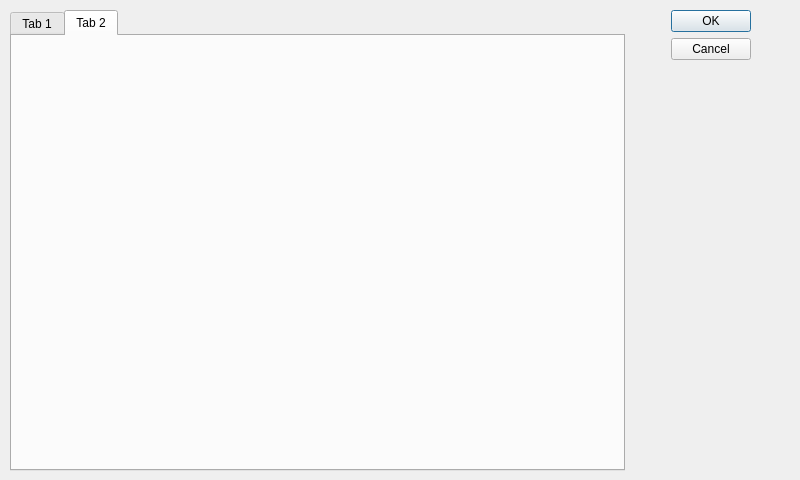
Above: dialog_options.ui from Axelm3sh/Bounce-E before the change. Below: the same form after it.
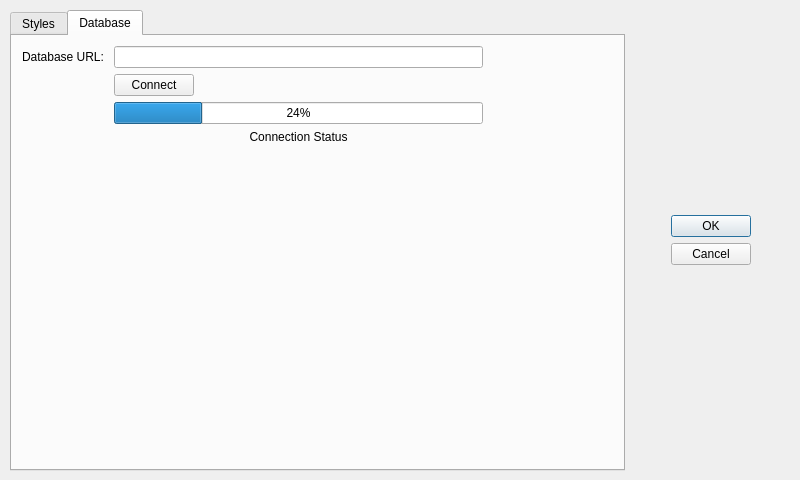
That is the form after the change. The open tabs and pages were chosen to show the change.

Commit message:
Fixed issue with options window
option Window kept closing and ignored error box choice.

```diff
--- a/dialog_options.ui
+++ b/dialog_options.ui
@@ -10,6 +10,12 @@
     <height>480</height>
    </rect>
   </property>
+  <property name="sizePolicy">
+   <sizepolicy hsizetype="Fixed" vsizetype="Fixed">
+    <horstretch>0</horstretch>
+    <verstretch>0</verstretch>
+   </sizepolicy>
+  </property>
   <property name="windowTitle">
    <string>Dialog</string>
   </property>
@@ -24,16 +30,91 @@
    </property>
    <layout class="QHBoxLayout" name="horizontalLayout">
     <item>
-     <widget class="QTabWidget" name="tabWidget">
-      <widget class="QWidget" name="tab">
+     <widget class="QTabWidget" name="Options_tabWidget">
+      <property name="currentIndex">
+       <number>0</number>
+      </property>
+      <widget class="QWidget" name="tab_styles">
        <attribute name="title">
-        <string>Tab 1</string>
+        <string>Styles</string>
        </attribute>
       </widget>
       <widget class="QWidget" name="tab_2">
        <attribute name="title">
-        <string>Tab 2</string>
+        <string>Database</string>
        </attribute>
+       <widget class="QWidget" name="horizontalLayoutWidget_2">
+        <property name="geometry">
+         <rect>
+          <x>10</x>
+          <y>10</y>
+          <width>581</width>
+          <height>411</height>
+         </rect>
+        </property>
+        <layout class="QHBoxLayout" name="horizontalLayout_3">
+         <item>
+          <layout class="QFormLayout" name="formLayout_2">
+           <item row="0" column="0">
+            <widget class="QLabel" name="databaseURLLabel">
+             <property name="text">
+              <string>Database URL: </string>
+             </property>
+            </widget>
+           </item>
+           <item row="0" column="1">
+            <widget class="QLineEdit" name="databaseURLLineEdit"/>
+           </item>
+           <item row="1" column="1">
+            <widget class="QPushButton" name="tab_database_pushButtonConnect">
+             <property name="sizePolicy">
+              <sizepolicy hsizetype="Fixed" vsizetype="Minimum">
+               <horstretch>0</horstretch>
+               <verstretch>0</verstretch>
+              </sizepolicy>
+             </property>
+             <property name="text">
+              <string>Connect</string>
+             </property>
+            </widget>
+           </item>
+           <item row="2" column="1">
+            <widget class="QProgressBar" name="tab_database_progressBarConnection">
+             <property name="value">
+              <number>24</number>
+             </property>
+            </widget>
+           </item>
+           <item row="3" column="1">
+            <widget class="QLabel" name="label">
+             <property name="text">
+              <string>Connection Status</string>
+             </property>
+             <property name="alignment">
+              <set>Qt::AlignCenter</set>
+             </property>
+            </widget>
+           </item>
+          </layout>
+         </item>
+         <item>
+          <spacer name="horizontalSpacer_3">
+           <property name="orientation">
+            <enum>Qt::Horizontal</enum>
+           </property>
+           <property name="sizeType">
+            <enum>QSizePolicy::Fixed</enum>
+           </property>
+           <property name="sizeHint" stdset="0">
+            <size>
+             <width>120</width>
+             <height>20</height>
+            </size>
+           </property>
+          </spacer>
+         </item>
+        </layout>
+       </widget>
       </widget>
      </widget>
     </item>
@@ -54,7 +135,13 @@
      </spacer>
     </item>
     <item>
-     <widget class="QDialogButtonBox" name="buttonBox">
+     <widget class="QDialogButtonBox" name="Options_buttonBox">
+      <property name="sizePolicy">
+       <sizepolicy hsizetype="Fixed" vsizetype="Fixed">
+        <horstretch>0</horstretch>
+        <verstretch>0</verstretch>
+       </sizepolicy>
+      </property>
       <property name="orientation">
        <enum>Qt::Vertical</enum>
       </property>
```
Left out of the diff: 56 changed lines with no effect on the pictures. The commit also changes 6 other files.
